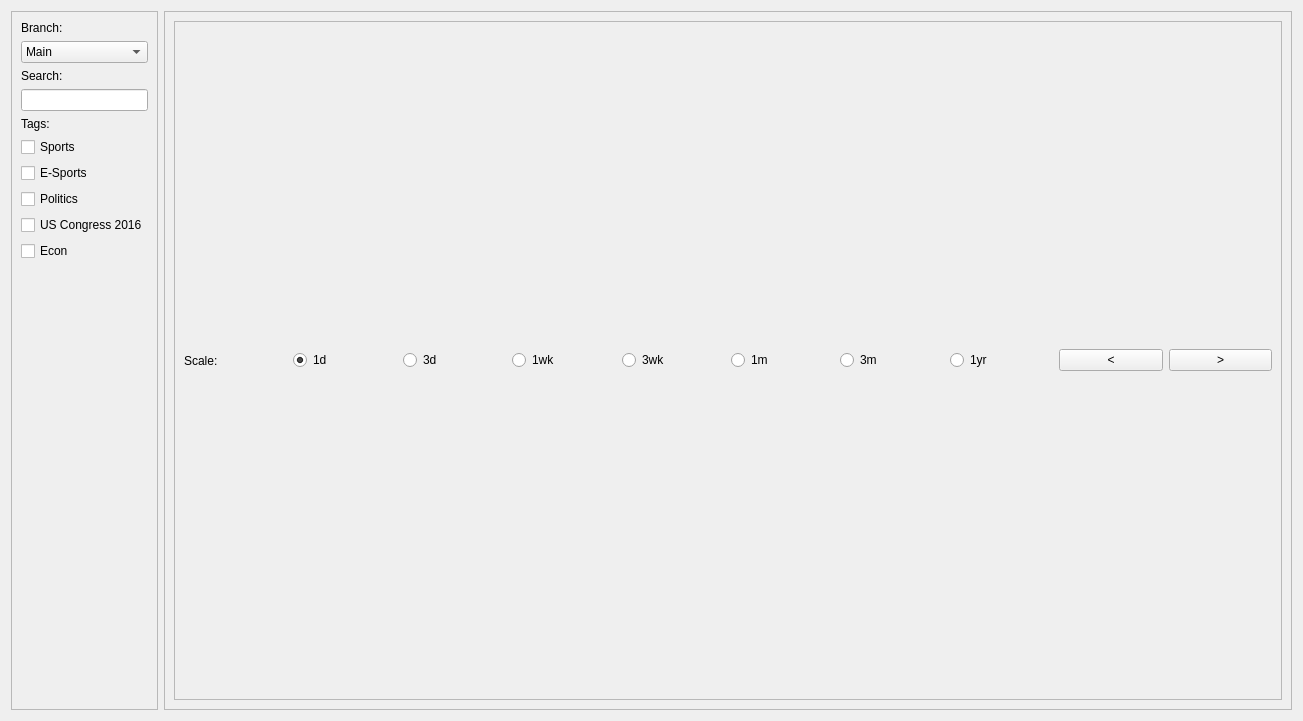
The window that src/qt/forms/marketview.ui (bitjson/hivemind) describes before a commit, drawn with Qt 5.
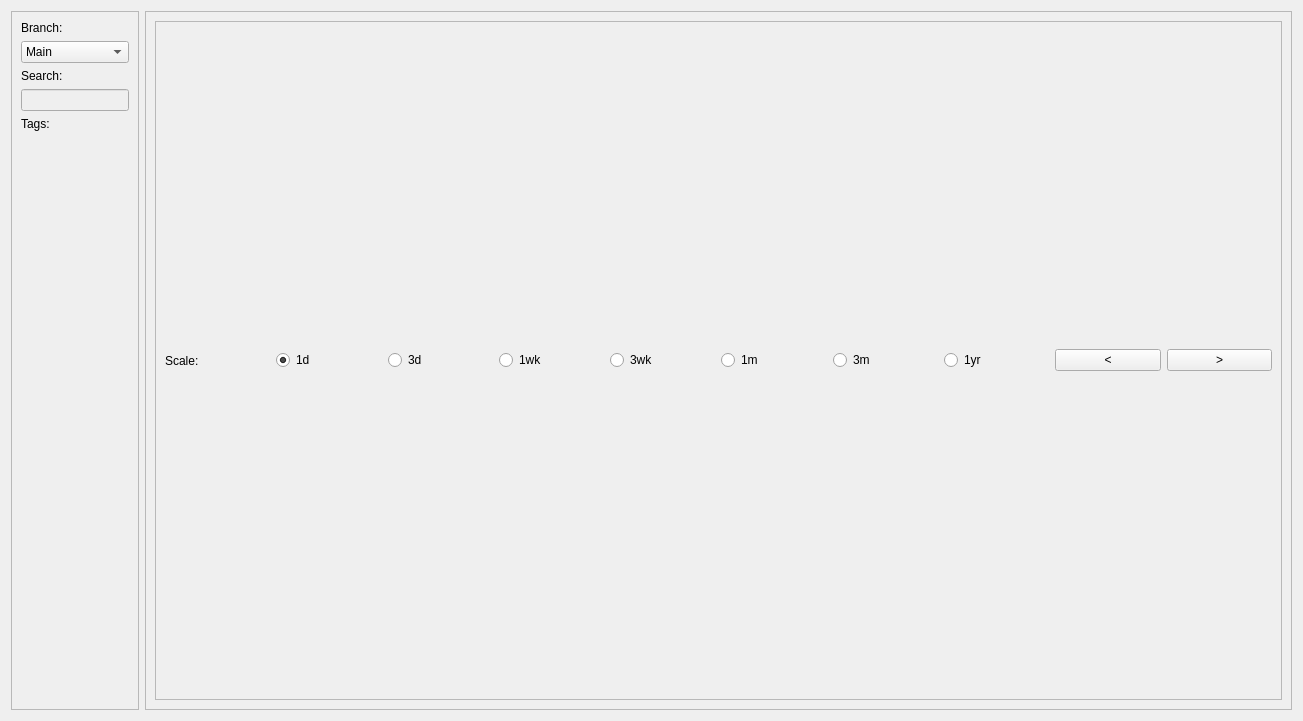
The same window after the commit.

Commit message: Update market view, remove placeholder items

The edit to the form file:
```diff
--- a/src/qt/forms/marketview.ui
+++ b/src/qt/forms/marketview.ui
@@ -53,7 +53,11 @@
        </widget>
       </item>
       <item>
-       <widget class="QLineEdit" name="lineEdit"/>
+       <widget class="QLineEdit" name="lineEdit">
+        <property name="enabled">
+         <bool>false</bool>
+        </property>
+       </widget>
       </item>
       <item>
        <widget class="QLabel" name="label_3">
@@ -62,41 +66,6 @@
         </property>
        </widget>
       </item>
-      <item>
-       <widget class="QCheckBox" name="checkBox">
-        <property name="text">
-         <string>Sports</string>
-        </property>
-       </widget>
-      </item>
-      <item>
-       <widget class="QCheckBox" name="checkBox_2">
-        <property name="text">
-         <string>E-Sports</string>
-        </property>
-       </widget>
-      </item>
-      <item>
-       <widget class="QCheckBox" name="checkBox_3">
-        <property name="text">
-         <string>Politics</string>
-        </property>
-       </widget>
-      </item>
-      <item>
-       <widget class="QCheckBox" name="checkBox_4">
-        <property name="text">
-         <string>US Congress 2016</string>
-        </property>
-       </widget>
-      </item>
-      <item>
-       <widget class="QCheckBox" name="checkBox_5">
-        <property name="text">
-         <string>Econ</string>
-        </property>
-       </widget>
-      </item>
       <item>
        <spacer name="verticalSpacer">
         <property name="orientation">
```
